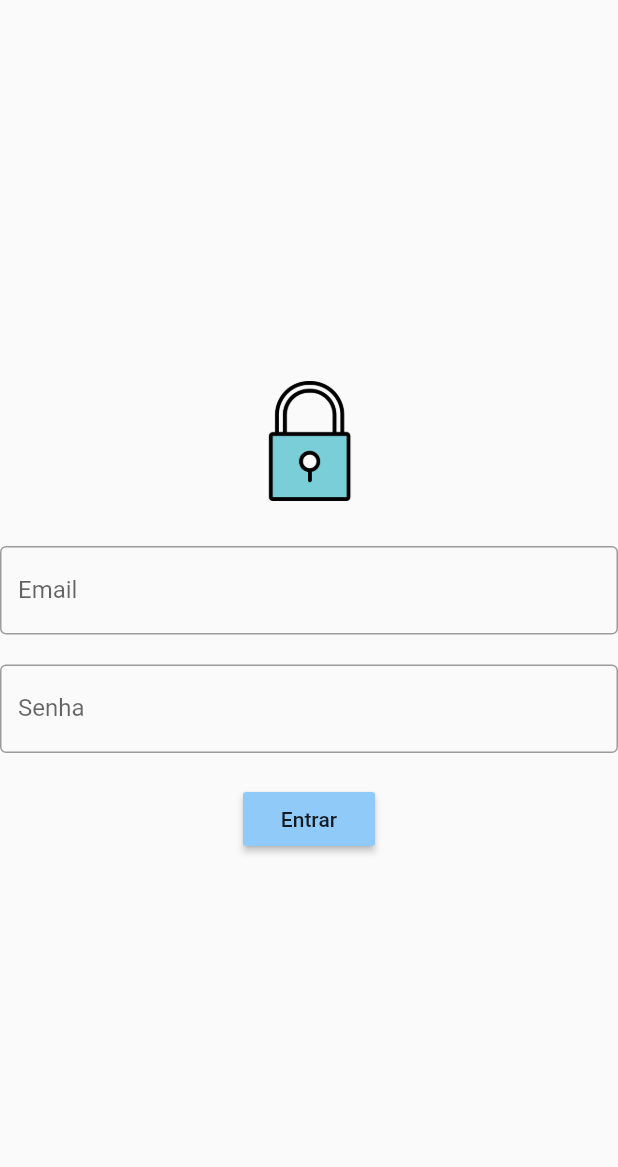
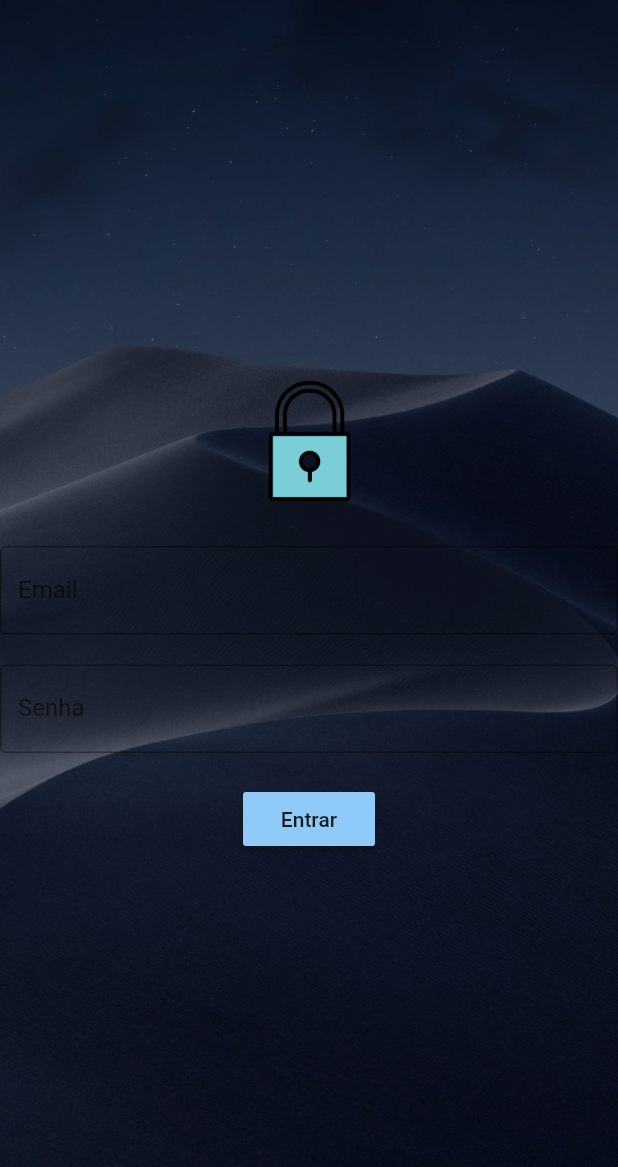
Before and after one commit to fabiano-teichmann/flutter, a Flutter app: the screen it shows after launch, on a phone screen of 412 x 824 dp. Shown: the top 1167 px of the screen. Run offline on Flutter 3.47's test engine with Material 2 defaults, Android fonts, the phone set to English and light mode, and no system bars.

Commit message:
Widget stack

```diff
--- a/lib/login_page.dart
+++ b/lib/login_page.dart
@@ -9,10 +9,8 @@ class _LoginPageState extends State<LoginPage> {
   String email = "";
   String password = "";
 
-  @override
-  Widget build(BuildContext context) {
-    return Scaffold(
-      body: SingleChildScrollView(
+  Widget _body() {
+    return SingleChildScrollView(
       child: SizedBox(
         width: MediaQuery.of(context).size.width,
         height: MediaQuery.of(context).size.height,
@@ -60,6 +58,22 @@ class _LoginPageState extends State<LoginPage> {
           ],
         ),
       ),
+    );
+  }
+
+  @override
+  Widget build(BuildContext context) {
+    return Scaffold(
+      body: Stack(
+        children: [
+          SizedBox(
+            width: MediaQuery.of(context).size.width,
+            // height: MediaQuery.of(context).size.height,
+            child: Image.asset('assets/images/background.jpg', fit: BoxFit.cover,),
+          ),
+          Container(color: Colors.black.withOpacity(0.3),),
+          _body(),
+        ],
       ),
     );
   }
--- a/pubspec.yaml
+++ b/pubspec.yaml
@@ -49,6 +49,7 @@ flutter:
   # To add assets to your application, add an assets section, like this:
   assets:
     - assets/images/cadeado.png
+    - assets/images/background.jpg
 
   # An image asset can refer to one or more resolution-specific "variants", see
   # https://flutter.dev/assets-and-images/#resolution-aware.
```
Also changed, not shown: assets/images/background.jpg (added). Lines whose indentation alone changed are shown as unchanged.
